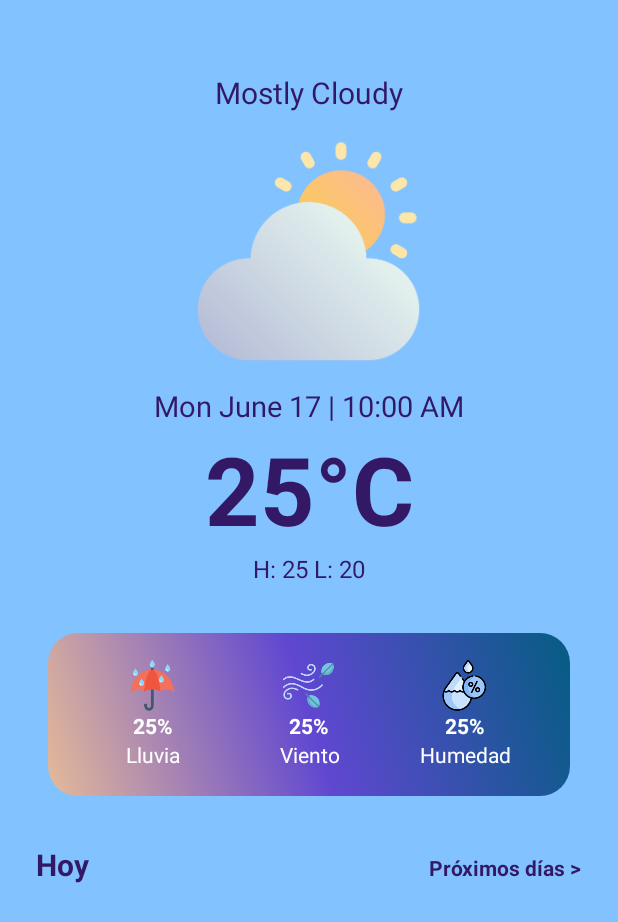
After one commit to saulhervas/WeatherAppKotlin, an Android app: the layout fragment_init.xml on its own in the app's theme, with its tools: preview values and no code run, on a phone screen of 412 x 824 dp. The commit adds this screen. Shown: the top 922 px of the screen. Run offline under Robolectric (Android 15) with nearby library versions, the phone set to English and light mode, and no system bars.

Commit message:
main fragment

```diff
--- /dev/null
+++ b/app/src/main/java/com/saulhervas/weatherapp/InitFragment.kt
@@ -0,0 +1,25 @@
+package com.saulhervas.weatherapp
+
+import android.os.Bundle
+import androidx.fragment.app.Fragment
+import android.view.LayoutInflater
+import android.view.View
+import android.view.ViewGroup
+import com.saulhervas.weatherapp.databinding.FragmentInitBinding
+import dagger.hilt.android.AndroidEntryPoint
+
+@AndroidEntryPoint
+class InitFragment : Fragment() {
+
+    private lateinit var binding: FragmentInitBinding
+
+    override fun onCreateView(
+        inflater: LayoutInflater, container: ViewGroup?,
+        savedInstanceState: Bundle?
+    ): View? {
+        binding = FragmentInitBinding.inflate(inflater, container, false)
+        return binding.root
+    }
+
+
+}
--- a/app/src/main/java/com/saulhervas/weatherapp/MainActivity.kt
+++ b/app/src/main/java/com/saulhervas/weatherapp/MainActivity.kt
@@ -5,8 +5,15 @@ import androidx.activity.enableEdgeToEdge
 import androidx.appcompat.app.AppCompatActivity
 import androidx.core.view.ViewCompat
 import androidx.core.view.WindowInsetsCompat
+import androidx.navigation.NavController
+import androidx.navigation.fragment.NavHostFragment
+import dagger.hilt.android.AndroidEntryPoint
 
+@AndroidEntryPoint
 class MainActivity : AppCompatActivity() {
+
+
+
     override fun onCreate(savedInstanceState: Bundle?) {
         super.onCreate(savedInstanceState)
         enableEdgeToEdge()
@@ -16,5 +23,8 @@ class MainActivity : AppCompatActivity() {
             v.setPadding(systemBars.left, systemBars.top, systemBars.right, systemBars.bottom)
             insets
         }
+
+
+
     }
 }
--- /dev/null
+++ b/app/src/main/res/drawable/gradient_background_banner.xml
@@ -0,0 +1,12 @@
+<?xml version="1.0" encoding="utf-8"?>
+<selector xmlns:android="http://schemas.android.com/apk/res/android">
+    <item>
+        <shape android:shape="rectangle">
+            <gradient android:startColor="#E5BA98"
+                android:centerColor="#6047D1"
+                android:endColor="#055D83"
+                android:angle="45"/>
+            <corners android:radius="20dp" />
+        </shape>
+    </item>
+</selector>
--- a/app/src/main/res/layout/activity_main.xml
+++ b/app/src/main/res/layout/activity_main.xml
@@ -7,13 +7,17 @@
     android:layout_height="match_parent"
     tools:context=".MainActivity">
 
-    <TextView
-        android:layout_width="wrap_content"
-        android:layout_height="wrap_content"
-        android:text="Hello World!"
+    <androidx.fragment.app.FragmentContainerView
+        android:id="@+id/main_nav_graph"
+        android:layout_width="0dp"
+        android:layout_height="0dp"
+        android:name="androidx.navigation.fragment.NavHostFragment"
+        app:defaultNavHost="true"
+        app:navGraph="@navigation/nav_graph"
+        app:layout_constraintTop_toTopOf="parent"
+        app:layout_constraintStart_toStartOf="parent"
+        app:layout_constraintEnd_toEndOf="parent"
         app:layout_constraintBottom_toBottomOf="parent"
-        app:layout_constraintEnd_toEndOf="parent"
-        app:layout_constraintStart_toStartOf="parent"
-        app:layout_constraintTop_toTopOf="parent" />
+        />
 
 </androidx.constraintlayout.widget.ConstraintLayout>
--- /dev/null
+++ b/app/src/main/res/layout/fragment_init.xml
@@ -0,0 +1,214 @@
+<?xml version="1.0" encoding="utf-8"?>
+<androidx.constraintlayout.widget.ConstraintLayout xmlns:android="http://schemas.android.com/apk/res/android"
+    xmlns:app="http://schemas.android.com/apk/res-auto"
+    xmlns:tools="http://schemas.android.com/tools"
+    android:layout_width="match_parent"
+    android:layout_height="match_parent"
+    android:layout_weight="0.33"
+    android:background="@color/background_color"
+    tools:context=".InitFragment">
+
+    <ScrollView
+        android:layout_width="match_parent"
+        android:layout_height="match_parent">
+
+        <LinearLayout
+            android:layout_width="match_parent"
+            android:layout_height="match_parent"
+            android:orientation="vertical">
+
+            <TextView
+                android:id="@+id/textView"
+                android:layout_width="match_parent"
+                android:layout_height="wrap_content"
+                android:layout_marginTop="48dp"
+                android:text="@string/text_field_hint"
+                android:textAlignment="center"
+                android:textColor="@color/text_color"
+                android:textSize="20sp" />
+
+            <ImageView
+                android:id="@+id/imageView"
+                android:layout_width="150dp"
+                android:layout_height="150dp"
+                android:layout_gravity="center"
+                android:layout_marginTop="16dp"
+                android:src="@drawable/cloudy_sunny" />
+
+            <TextView
+                android:id="@+id/textView2"
+                android:layout_width="match_parent"
+                android:layout_height="wrap_content"
+                android:layout_marginTop="16dp"
+                android:text="@string/text_field_hint_date"
+                android:textAlignment="center"
+                android:textColor="@color/text_color"
+                android:textSize="19sp" />
+
+            <TextView
+                android:id="@+id/textView3"
+                android:layout_width="match_parent"
+                android:layout_height="wrap_content"
+                android:text="@string/text_field_hint_temperature"
+                android:textAlignment="center"
+                android:textColor="@color/text_color"
+                android:textSize="63sp"
+                android:textStyle="bold" />
+
+            <TextView
+                android:id="@+id/textView4"
+                android:layout_width="match_parent"
+                android:layout_height="wrap_content"
+                android:text="H: 25 L: 20"
+                android:textAlignment="center"
+                android:textColor="@color/text_color"
+                android:textSize="16sp" />
+
+            <androidx.constraintlayout.widget.ConstraintLayout
+                android:layout_width="match_parent"
+                android:layout_height="match_parent"
+                android:layout_margin="32dp"
+                android:background="@drawable/gradient_background_banner">
+
+                <LinearLayout
+                    android:layout_width="match_parent"
+                    android:layout_height="match_parent"
+                    android:orientation="horizontal"
+                    android:padding="18dp"
+                    app:layout_constraintBottom_toBottomOf="parent"
+                    app:layout_constraintEnd_toEndOf="parent"
+                    app:layout_constraintStart_toStartOf="parent"
+                    app:layout_constraintTop_toTopOf="parent">
+
+                    <LinearLayout
+                        android:layout_width="0dp"
+                        android:layout_height="wrap_content"
+                        android:layout_weight="0.33"
+                        android:orientation="vertical">
+
+                        <ImageView
+                            android:id="@+id/imageView2"
+                            android:layout_width="34dp"
+                            android:layout_height="34dp"
+                            android:layout_gravity="center"
+                            app:srcCompat="@drawable/rain" />
+
+                        <TextView
+                            android:id="@+id/textView5"
+                            android:layout_width="match_parent"
+                            android:layout_height="wrap_content"
+                            android:text="@string/text_field_hint_rain_percentage"
+                            android:textAlignment="center"
+                            android:textColor="@color/white"
+                            android:textStyle="bold" />
+
+                        <TextView
+                            android:id="@+id/textView6"
+                            android:layout_width="match_parent"
+                            android:layout_height="wrap_content"
+                            android:text="@string/text_field_hint_rain"
+                            android:textAlignment="center"
+                            android:textColor="@color/white" />
+                    </LinearLayout>
+
+                    <LinearLayout
+                        android:layout_width="0dp"
+                        android:layout_height="wrap_content"
+                        android:layout_weight="0.33"
+                        android:orientation="vertical">
+
+                        <ImageView
+                            android:id="@+id/imageView2"
+                            android:layout_width="34dp"
+                            android:layout_height="34dp"
+                            android:layout_gravity="center"
+                            app:srcCompat="@drawable/wind" />
+
+                        <TextView
+                            android:id="@+id/textView5"
+                            android:layout_width="match_parent"
+                            android:layout_height="wrap_content"
+                            android:text="@string/text_field_hint_rain_percentage"
+                            android:textAlignment="center"
+                            android:textColor="@color/white"
+                            android:textStyle="bold" />
+
+                        <TextView
+                            android:id="@+id/textView6"
+                            android:layout_width="match_parent"
+                            android:layout_height="wrap_content"
+                            android:text="@string/text_field_hint_wind"
+                            android:textAlignment="center"
+                            android:textColor="@color/white" />
+                    </LinearLayout>
+
+                    <LinearLayout
+                        android:layout_width="0dp"
+                        android:layout_height="match_parent"
+                        android:layout_weight="0.33"
+                        android:orientation="vertical">
+
+                        <ImageView
+                            android:id="@+id/imageView2"
+                            android:layout_width="34dp"
+                            android:layout_height="34dp"
+                            android:layout_gravity="center"
+                            app:srcCompat="@drawable/humidity" />
+
+                        <TextView
+                            android:id="@+id/textView5"
+                            android:layout_width="match_parent"
+                            android:layout_height="wrap_content"
+                            android:text="@string/text_field_hint_rain_percentage"
+                            android:textAlignment="center"
+                            android:textColor="@color/white"
+                            android:textStyle="bold" />
+
+                        <TextView
+                            android:id="@+id/textView6"
+                            android:layout_width="match_parent"
+                            android:layout_height="wrap_content"
+                            android:text="@string/text_field_hint_humidity"
+                            android:textAlignment="center"
+                            android:textColor="@color/white" />
+
+                    </LinearLayout>
+
+                </LinearLayout>
+            </androidx.constraintlayout.widget.ConstraintLayout>
+            <LinearLayout
+                android:layout_width="match_parent"
+                android:layout_height="match_parent">
+
+                <TextView
+                    android:id="@+id/textView7"
+                    android:layout_width="wrap_content"
+                    android:layout_height="wrap_content"
+                    android:layout_weight="1"
+                    android:text="@string/text_field_hint_today"
+                    android:textSize="20sp"
+                    android:textStyle="bold"
+                    android:layout_marginStart="24dp"
+                    android:textColor="@color/text_color"
+                    />
+
+                <TextView
+                    android:id="@+id/textView8"
+                    android:layout_width="wrap_content"
+                    android:layout_height="wrap_content"
+                    android:textColor="@color/text_color"
+                    android:text="@string/text_field_hint_next"
+                    android:layout_marginEnd="24dp"
+                    android:textStyle="bold"/>
+            </LinearLayout>
+
+            <androidx.recyclerview.widget.RecyclerView
+                android:layout_width="match_parent"
+                android:layout_height="match_parent"
+                android:clipToPadding="false"
+                android:paddingStart="24dp"
+                android:paddingEnd="24dp"/>
+
+        </LinearLayout>
+    </ScrollView>
+</androidx.constraintlayout.widget.ConstraintLayout>
--- /dev/null
+++ b/app/src/main/res/navigation/nav_graph.xml
@@ -0,0 +1,13 @@
+<?xml version="1.0" encoding="utf-8"?>
+<navigation xmlns:android="http://schemas.android.com/apk/res/android"
+    xmlns:app="http://schemas.android.com/apk/res-auto"
+    xmlns:tools="http://schemas.android.com/tools"
+    android:id="@+id/nav_graph"
+    app:startDestination="@id/initFragment">
+
+    <fragment
+        android:id="@+id/initFragment"
+        android:name="com.saulhervas.weatherapp.InitFragment"
+        android:label="fragment_init"
+        tools:layout="@layout/fragment_init" />
+</navigation>
--- a/app/src/main/res/values/colors.xml
+++ b/app/src/main/res/values/colors.xml
@@ -2,4 +2,6 @@
 <resources>
     <color name="black">#FF000000</color>
     <color name="white">#FFFFFFFF</color>
+    <color name="background_color">#81c2ff</color>
+    <color name="text_color">#331866</color>
 </resources>
--- a/app/src/main/res/values/strings.xml
+++ b/app/src/main/res/values/strings.xml
@@ -1,3 +1,14 @@
 <resources>
     <string name="app_name">WeatherApp</string>
+    <!-- TODO: Remove or change this placeholder text -->
+    <string name="hello_blank_fragment">Hello blank fragment</string>
+    <string name="text_field_hint">Mostly Cloudy</string>
+    <string name="text_field_hint_date">Mon June 17 | 10:00 AM</string>
+    <string name="text_field_hint_temperature">25°C</string>
+    <string name="text_field_hint_rain_percentage">25%</string>
+    <string name="text_field_hint_rain">Lluvia</string>
+    <string name="text_field_hint_humidity">Humedad</string>
+    <string name="text_field_hint_wind">Viento</string>
+    <string name="text_field_hint_today">Hoy</string>
+    <string name="text_field_hint_next">Próximos días > </string>
 </resources>
--- a/app/src/main/res/values/themes.xml
+++ b/app/src/main/res/values/themes.xml
@@ -1,6 +1,6 @@
 <resources xmlns:tools="http://schemas.android.com/tools">
     <!-- Base application theme. -->
-    <style name="Base.Theme.WeatherApp" parent="Theme.Material3.DayNight.NoActionBar">
+    <style name="Base.Theme.WeatherApp" parent="Theme.MaterialComponents.DayNight.NoActionBar">
         <!-- Customize your light theme here. -->
         <!-- <item name="colorPrimary">@color/my_light_primary</item> -->
     </style>
```
